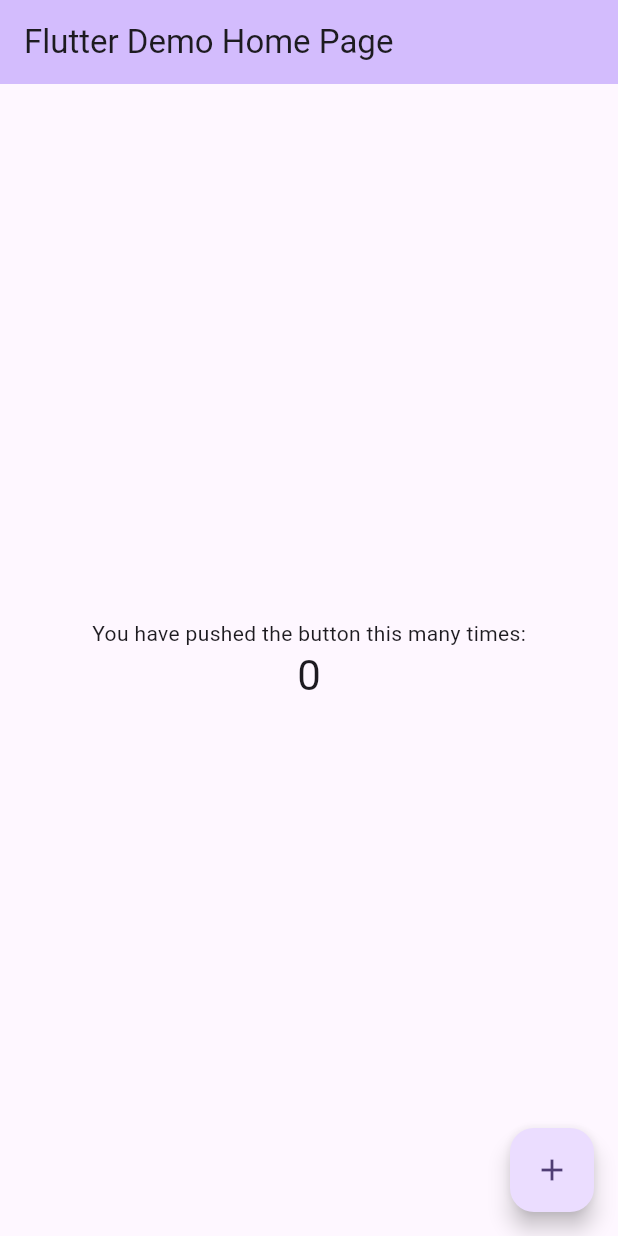
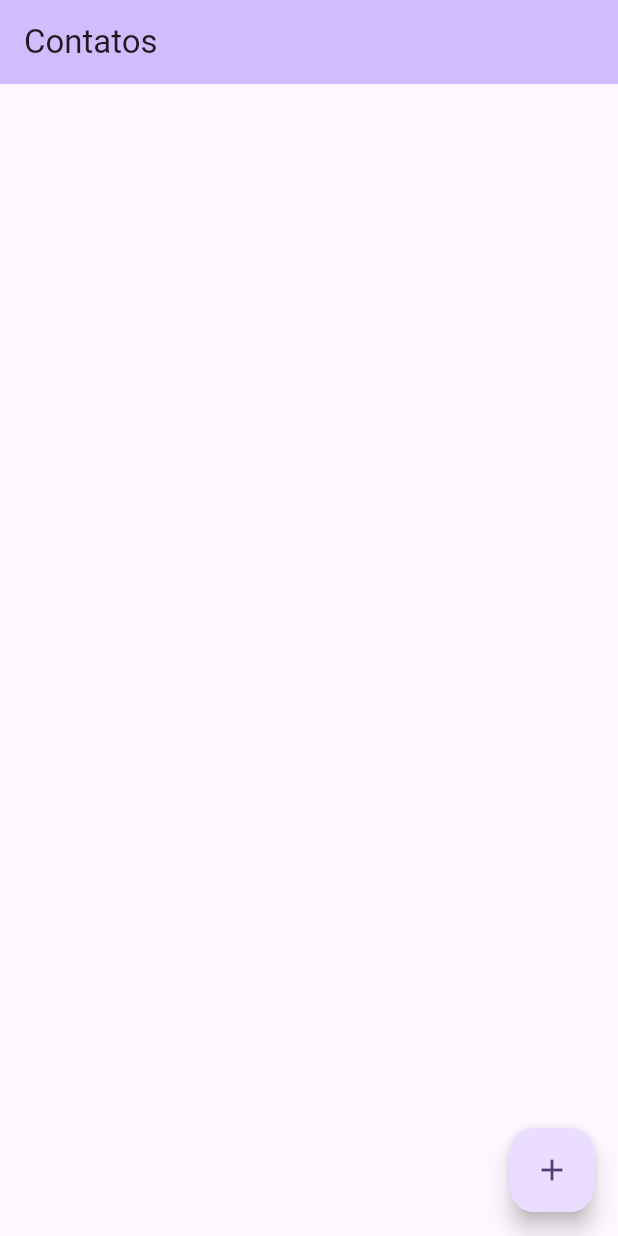
Before and after one commit to lucas-g-oliveira/contact-list-flutter-android, a Flutter app: the screen it shows after launch, on a phone screen of 412 x 824 dp. Run offline on Flutter 3.47's test engine with Material 2 defaults, Android fonts, the phone set to English and light mode, and no system bars.

```diff
--- a/lib/main.dart
+++ b/lib/main.dart
@@ -1,3 +1,4 @@
+import 'package:contact_list_flutter/pages/home_page.dart';
 import 'package:flutter/material.dart';
 
 void main() {
@@ -11,115 +12,13 @@ class MyApp extends StatelessWidget {
   @override
   Widget build(BuildContext context) {
     return MaterialApp(
-      title: 'Flutter Demo',
+      debugShowCheckedModeBanner: false,
+      title: 'Lista de Contatos',
       theme: ThemeData(
-        // This is the theme of your application.
-        //
-        // TRY THIS: Try running your application with "flutter run". You'll see
-        // the application has a blue toolbar. Then, without quitting the app,
-        // try changing the seedColor in the colorScheme below to Colors.green
-        // and then invoke "hot reload" (save your changes or press the "hot
-        // reload" button in a Flutter-supported IDE, or press "r" if you used
-        // the command line to start the app).
-        //
-        // Notice that the counter didn't reset back to zero; the application
-        // state is not lost during the reload. To reset the state, use hot
-        // restart instead.
-        //
-        // This works for code too, not just values: Most code changes can be
-        // tested with just a hot reload.
         colorScheme: ColorScheme.fromSeed(seedColor: Colors.deepPurple),
         useMaterial3: true,
       ),
-      home: const MyHomePage(title: 'Flutter Demo Home Page'),
+      home: const MyHomePage(title: 'Contatos'),
     );
   }
 }
-
-class MyHomePage extends StatefulWidget {
-  const MyHomePage({super.key, required this.title});
-
-  // This widget is the home page of your application. It is stateful, meaning
-  // that it has a State object (defined below) that contains fields that affect
-  // how it looks.
-
-  // This class is the configuration for the state. It holds the values (in this
-  // case the title) provided by the parent (in this case the App widget) and
-  // used by the build method of the State. Fields in a Widget subclass are
-  // always marked "final".
-
-  final String title;
-
-  @override
-  State<MyHomePage> createState() => _MyHomePageState();
-}
-
-class _MyHomePageState extends State<MyHomePage> {
-  int _counter = 0;
-
-  void _incrementCounter() {
-    setState(() {
-      // This call to setState tells the Flutter framework that something has
-      // changed in this State, which causes it to rerun the build method below
-      // so that the display can reflect the updated values. If we changed
-      // _counter without calling setState(), then the build method would not be
-      // called again, and so nothing would appear to happen.
-      _counter++;
-    });
-  }
-
-  @override
-  Widget build(BuildContext context) {
-    // This method is rerun every time setState is called, for instance as done
-    // by the _incrementCounter method above.
-    //
-    // The Flutter framework has been optimized to make rerunning build methods
-    // fast, so that you can just rebuild anything that needs updating rather
-    // than having to individually change instances of widgets.
-    return Scaffold(
-      appBar: AppBar(
-        // TRY THIS: Try changing the color here to a specific color (to
-        // Colors.amber, perhaps?) and trigger a hot reload to see the AppBar
-        // change color while the other colors stay the same.
-        backgroundColor: Theme.of(context).colorScheme.inversePrimary,
-        // Here we take the value from the MyHomePage object that was created by
-        // the App.build method, and use it to set our appbar title.
-        title: Text(widget.title),
-      ),
-      body: Center(
-        // Center is a layout widget. It takes a single child and positions it
-        // in the middle of the parent.
-        child: Column(
-          // Column is also a layout widget. It takes a list of children and
-          // arranges them vertically. By default, it sizes itself to fit its
-          // children horizontally, and tries to be as tall as its parent.
-          //
-          // Column has various properties to control how it sizes itself and
-          // how it positions its children. Here we use mainAxisAlignment to
-          // center the children vertically; the main axis here is the vertical
-          // axis because Columns are vertical (the cross axis would be
-          // horizontal).
-          //
-          // TRY THIS: Invoke "debug painting" (choose the "Toggle Debug Paint"
-          // action in the IDE, or press "p" in the console), to see the
-          // wireframe for each widget.
-          mainAxisAlignment: MainAxisAlignment.center,
-          children: <Widget>[
-            const Text(
-              'You have pushed the button this many times:',
-            ),
-            Text(
-              '$_counter',
-              style: Theme.of(context).textTheme.headlineMedium,
-            ),
-          ],
-        ),
-      ),
-      floatingActionButton: FloatingActionButton(
-        onPressed: _incrementCounter,
-        tooltip: 'Increment',
-        child: const Icon(Icons.add),
-      ), // This trailing comma makes auto-formatting nicer for build methods.
-    );
-  }
-}
--- /dev/null
+++ b/lib/pages/home_page.dart
@@ -0,0 +1,39 @@
+// ignore_for_file: prefer_const_constructors
+
+import 'package:flutter/material.dart';
+
+class MyHomePage extends StatefulWidget {
+  const MyHomePage({super.key, required this.title});
+
+  final String title;
+
+  @override
+  State<MyHomePage> createState() => _MyHomePageState();
+}
+
+class _MyHomePageState extends State<MyHomePage> {
+  var data = [
+    {"nome": "ana", "numero": "11990212176", "image_path": ""},
+    {
+      "nome": "ana",
+      "numero": "11990212176",
+      "image_path": 'images/people1.png'
+    },
+  ];
+
+  @override
+  Widget build(BuildContext context) {
+    return Scaffold(
+      appBar: AppBar(
+        backgroundColor: Theme.of(context).colorScheme.inversePrimary,
+        title: Text(widget.title),
+      ),
+      body: Center(),
+      floatingActionButton: FloatingActionButton(
+        onPressed: () {},
+        tooltip: 'Increment',
+        child: const Icon(Icons.add),
+      ),
+    );
+  }
+}
--- a/pubspec.yaml
+++ b/pubspec.yaml
@@ -68,6 +68,8 @@ flutter:
   #   - images/a_dot_burr.jpeg
   #   - images/a_dot_ham.jpeg
     - .env
+    - images/people1.png
+    - images/people2.png
 
   # An image asset can refer to one or more resolution-specific "variants", see
   # https://flutter.dev/assets-and-images/#resolution-aware
```
Also changed, not shown: lib/components/contact_tile.dart (added, +32 -0 lines), lib/models/contact_model.dart (added, +38 -0 lines), images/people1.png (added), images/people2.png (added), 2 other files.
